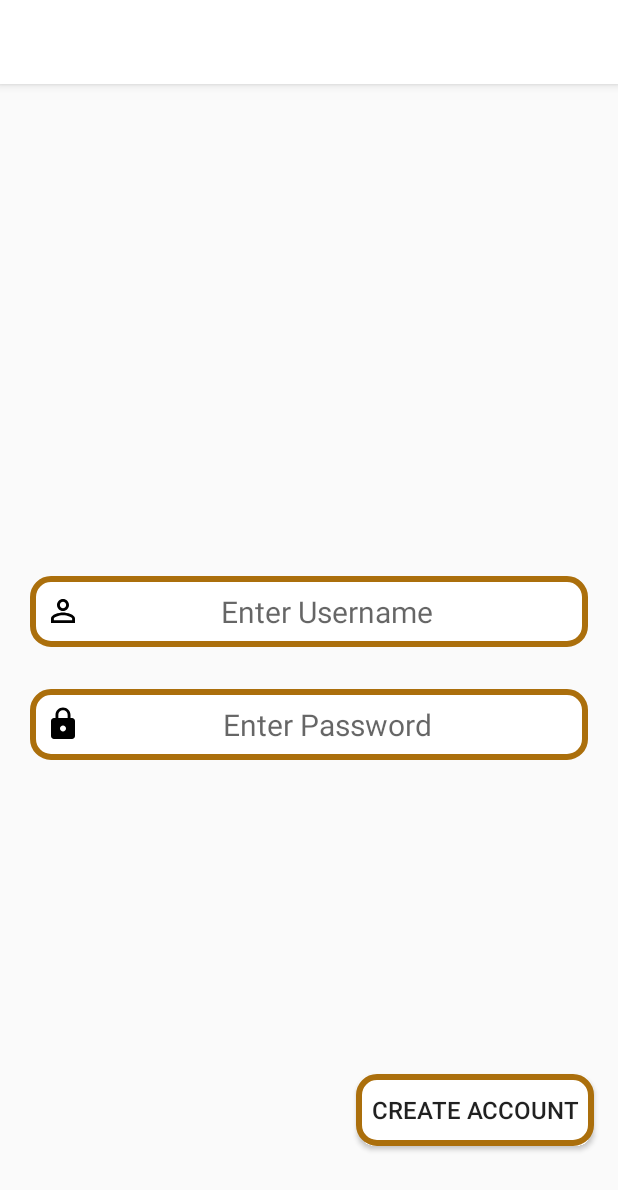
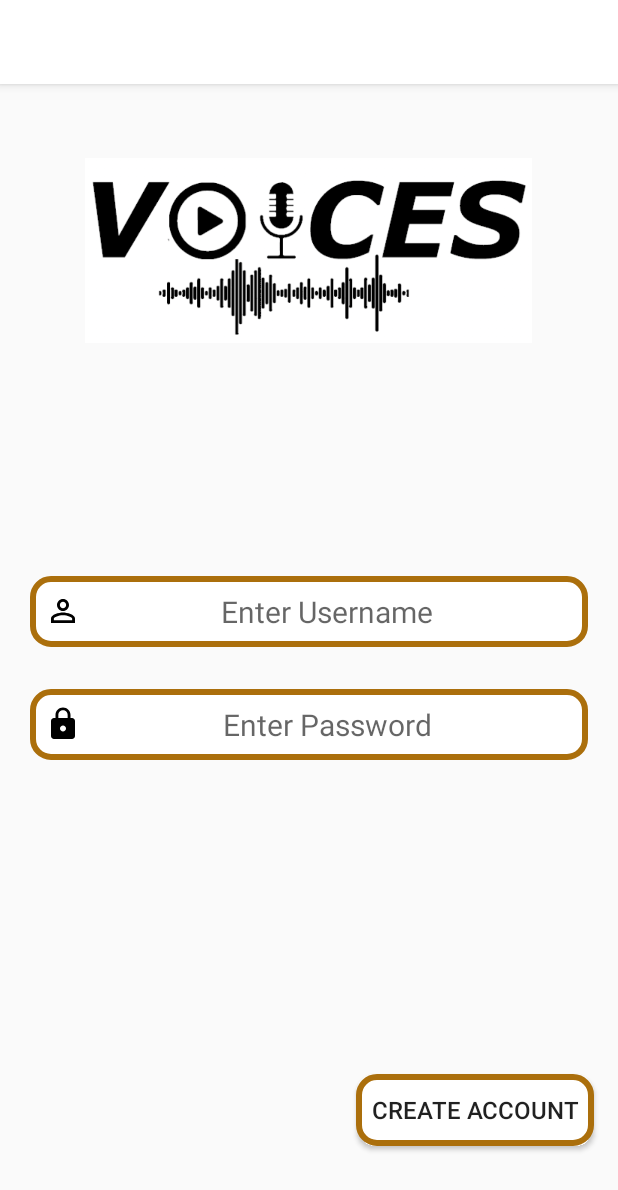
Before and after one commit to Jburgin9/Voices-Capstone, an Android app: the RegisterActivity screen opened directly, with no data from a screen before it, on a phone screen of 412 x 824 dp. Shown: the top 1190 px of the screen. Run offline under Robolectric (Android 15) with nearby library versions, the phone set to English and light mode, and no system bars; our stand-ins replace Firebase (no records; nobody signed in at launch, a user with empty details on screens opened directly).

Commit message:
Third Commit; added logo and fixed create acct btn - Reg screen

```diff
--- a/app/src/main/java/org/quietlip/voicescapstone/views/RegisterActivity.java
+++ b/app/src/main/java/org/quietlip/voicescapstone/views/RegisterActivity.java
@@ -1,5 +1,6 @@
 package org.quietlip.voicescapstone.views;
 
+import android.content.Intent;
 import android.os.Bundle;
 import android.support.annotation.NonNull;
 import android.support.design.widget.CoordinatorLayout;
@@ -8,6 +9,7 @@ import android.text.TextUtils;
 import android.view.View;
 import android.widget.Button;
 import android.widget.EditText;
+import android.widget.ImageView;
 
 import com.google.android.gms.tasks.OnCompleteListener;
 import com.google.android.gms.tasks.Task;
@@ -23,6 +25,7 @@ public class RegisterActivity extends AppCompatActivity {
     private FirebaseAuth registerAuth;
     private Helper helper;
     private CoordinatorLayout coord;
+    private ImageView logoIV;
 
     @Override
     protected void onCreate(Bundle savedInstanceState) {
@@ -48,6 +51,7 @@ public class RegisterActivity extends AppCompatActivity {
         registerAuth = FirebaseAuth.getInstance();
         helper = Helper.getInstance();
         coord = findViewById(R.id.coordinator_register);
+        logoIV = findViewById(R.id.logo_reg_iv);
     }
 
     private void registerUser(){
@@ -63,6 +67,7 @@ public class RegisterActivity extends AppCompatActivity {
                             if (task.isSuccessful()) {
                                 helper.dismissFirelog();
                                 helper.makeSnackie(coord, "hello");
+                                startActivity(new Intent(RegisterActivity.this, ProfileActivity.class));
                             } else {
                                 helper.dismissFirelog();
                                 helper.makeSnackie(coord, task.getException().toString());
--- a/app/src/main/res/layout/activity_register.xml
+++ b/app/src/main/res/layout/activity_register.xml
@@ -10,6 +10,18 @@
         android:id="@+id/coordinator_register"
         android:layout_width="match_parent"
         android:layout_height="match_parent"></android.support.design.widget.CoordinatorLayout>
+
+    <ImageView
+        android:id="@+id/logo_reg_iv"
+        android:layout_width="298dp"
+        android:layout_height="150dp"
+        android:layout_marginStart="8dp"
+        android:layout_marginTop="36dp"
+        android:src="@drawable/logo"
+        app:layout_constraintEnd_toEndOf="parent"
+        app:layout_constraintHorizontal_bias="0.457"
+        app:layout_constraintStart_toStartOf="parent"
+        app:layout_constraintTop_toTopOf="parent" />
 
     <EditText
         android:id="@+id/register_username_et"
```
